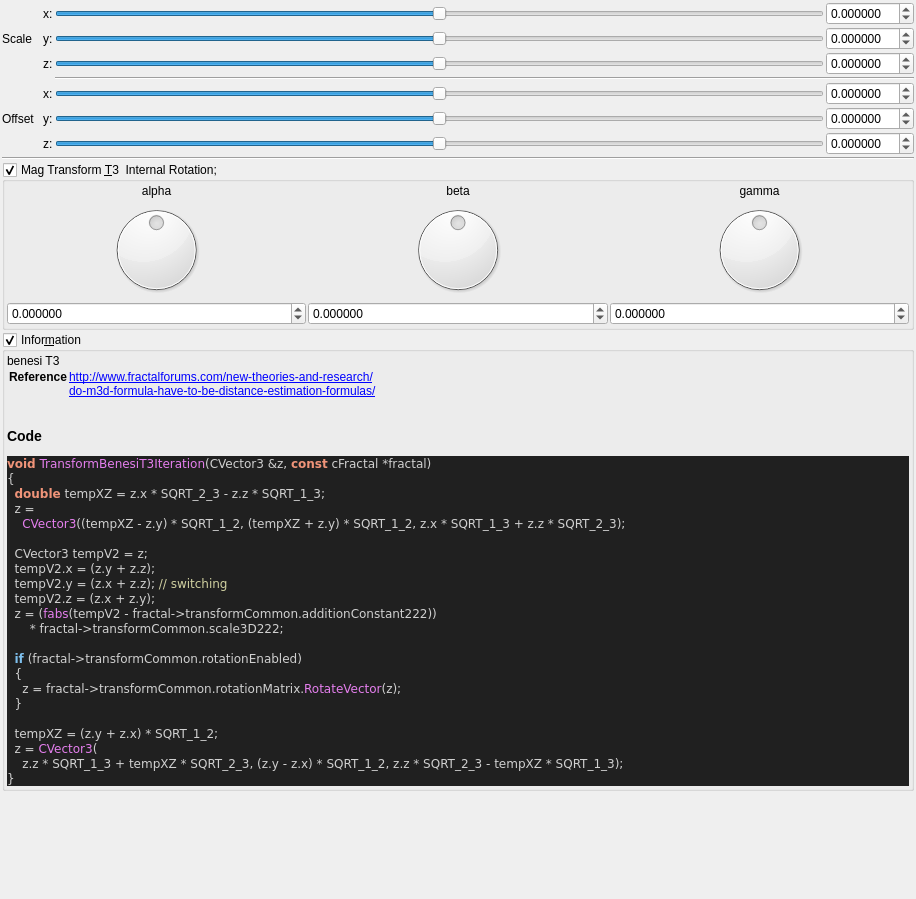
Above: mandelbulber2/qt_data/fractal_transf_benesi_T3.ui from buddhi1980/mandelbulber2 before the change. Below: the same form after it.
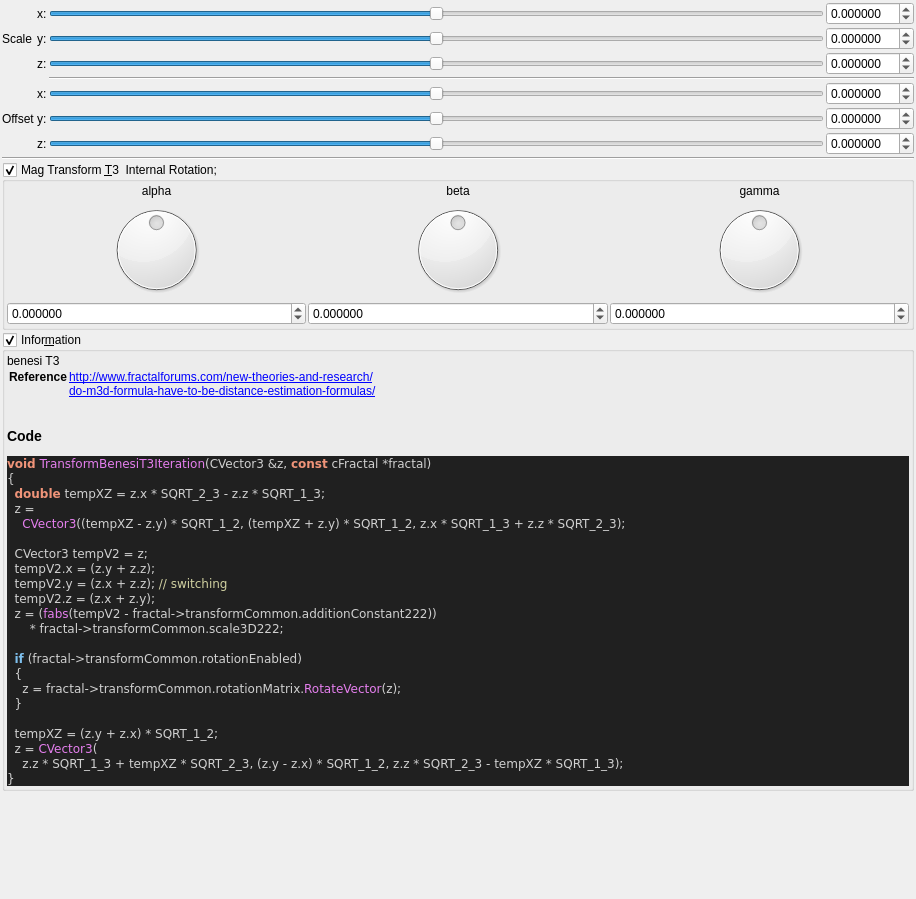
That is the form after the change. Custom widgets are drawn as their Qt base class.

```diff
--- a/mandelbulber2/qt_data/fractal_transf_benesi_T3.ui
+++ b/mandelbulber2/qt_data/fractal_transf_benesi_T3.ui
@@ -343,7 +343,7 @@
      <item row="5" column="1">
       <widget class="QLabel" name="label_255">
        <property name="text">
-        <string>Offset  </string>
+        <string>Offset</string>
        </property>
       </widget>
      </item>
```
Left out of the diff: 2 changed lines with no effect on the pictures.
